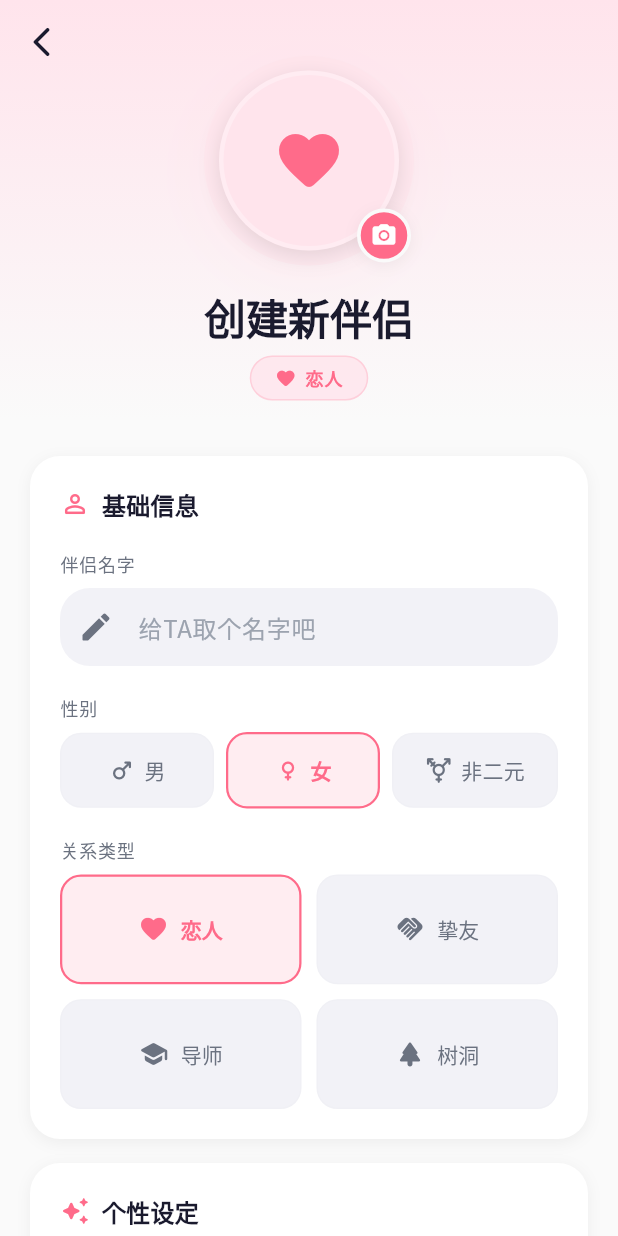
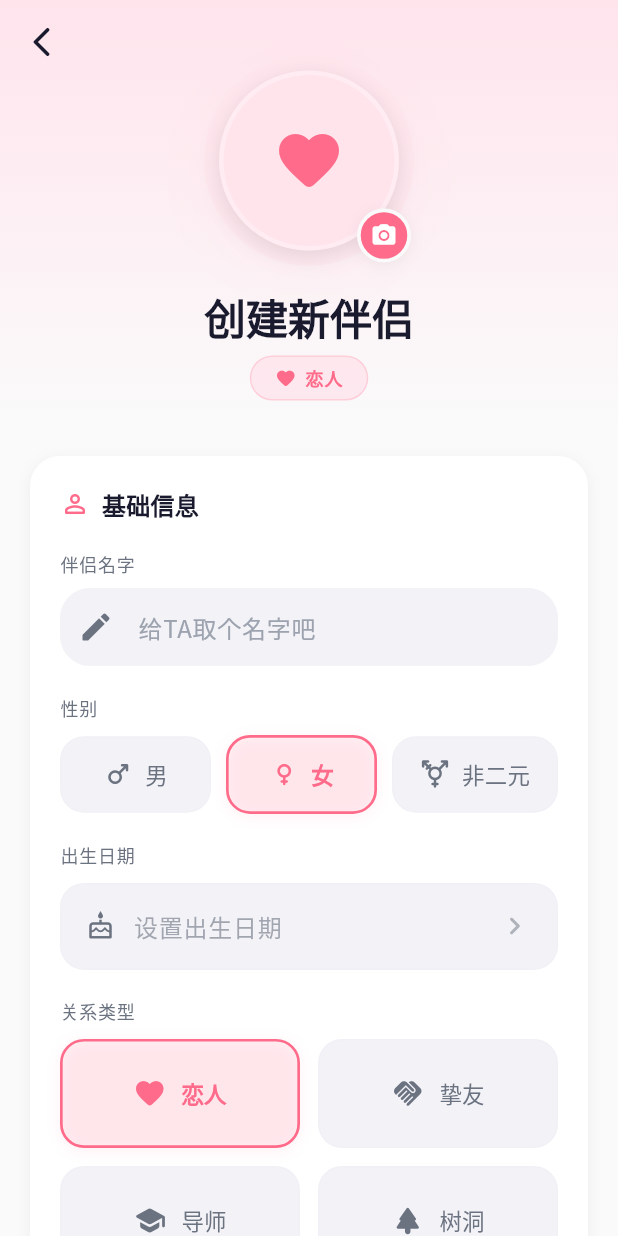
Before and after one commit to eggCodedmb/soulmate-ai-client, a Flutter app: the EditPartnerSheet screen opened directly with empty values, on a phone screen of 412 x 824 dp. Run offline on Flutter 3.47's test engine with Material 3 defaults, Android fonts, the phone set to English and light mode, and no system bars; our stand-ins replace cached_network_image, connectivity_plus, dio, flutter_animate, flutter_riverpod, flutter_secure_storage and 10 more; missing offline and left inert: record; accounts and stored records are empty.

```diff
--- a/lib/core/network/api_service.dart
+++ b/lib/core/network/api_service.dart
@@ -530,6 +530,7 @@ class CreateCompanionRequest {
   final List<String>? personalityKeys;
   final String? speakingStyle;
   final String? description;
+  final DateTime? birthday;
   final TtsConfig? ttsConfig;
 
   CreateCompanionRequest({
@@ -539,6 +540,7 @@ class CreateCompanionRequest {
     this.personalityKeys,
     this.speakingStyle,
     this.description,
+    this.birthday,
     this.ttsConfig,
   });
 
@@ -549,6 +551,7 @@ class CreateCompanionRequest {
     if (personalityKeys != null) 'personalityKeys': personalityKeys,
     if (speakingStyle != null) 'speakingStyle': speakingStyle,
     if (description != null) 'description': description,
+    'birthday': birthday?.toIso8601String(),
     if (ttsConfig != null) 'ttsConfig': ttsConfig!.toJson(),
   };
 }
--- a/lib/features/chat/chat_page.dart
+++ b/lib/features/chat/chat_page.dart
@@ -320,9 +320,9 @@ class _ChatPageState extends ConsumerState<ChatPage> {
 
         await _refreshMessages();
 
-        // 最后触发一次全量生成。如果还在播放占位符段落，就不自动播放，避免中断。
-        final isPlayingPlaceholder = ref.read(ttsProvider).playingMessageKey == '${_conversationId}_0';
-        _autoGenerateTts(buffer.toString(), autoPlay: !isPlayingPlaceholder);
+        // 最后触发一次全量生成以持久化完整缓存。
+        // 设置 autoPlay: false，因为此时可能正在播放流式片段，不应中断。
+        _autoGenerateTts(buffer.toString(), autoPlay: false);
       } else if (!hasError && buffer.isEmpty) {
         // AI 没返回任何内容，确保移除可能的空占位
         debugPrint('AI未返回任何内容，移除空占位');
--- a/lib/features/partner/edit_partner_sheet.dart
+++ b/lib/features/partner/edit_partner_sheet.dart
@@ -67,6 +67,7 @@ class _EditPartnerSheetState extends ConsumerState<EditPartnerSheet> {
   late List<String> _selectedPersonalities;
   late String _selectedSpeakingStyle;
   late String? _currentAvatarUrl;
+  DateTime? _selectedBirthday;
   bool _isSaving = false;
   bool _isUploadingAvatar = false;
 
@@ -126,6 +127,7 @@ class _EditPartnerSheetState extends ConsumerState<EditPartnerSheet> {
     _selectedPersonalities = c != null ? List.from(c.personalityKeys) : [];
     _selectedSpeakingStyle = c?.speakingStyle ?? 'casual';
     _currentAvatarUrl = c?.avatarUrl;
+    _selectedBirthday = c?.birthday;
     _ttsEnabled = c?.ttsConfig?.enabled ?? false;
     _ttsConfig = c?.ttsConfig ?? TtsConfig();
 
@@ -180,6 +182,7 @@ class _EditPartnerSheetState extends ConsumerState<EditPartnerSheet> {
         _selectedRelationship != c.relationshipType ||
         _selectedSpeakingStyle != c.speakingStyle ||
         _currentAvatarUrl != c.avatarUrl ||
+        _selectedBirthday != c.birthday ||
         _ttsEnabled != currentTtsEnabled ||
         (_ttsEnabled && _ttsConfig.profileId != c.ttsConfig?.profileId) ||
         !_listEquals(_selectedPersonalities, c.personalityKeys);
@@ -335,6 +338,33 @@ class _EditPartnerSheetState extends ConsumerState<EditPartnerSheet> {
     );
   }
 
+  // ==================== 出生日期选择 ====================
+
+  Future<void> _selectBirthday() async {
+    final initialDate = _selectedBirthday ?? DateTime(2000, 1, 1);
+    final picked = await showDatePicker(
+      context: context,
+      initialDate: initialDate,
+      firstDate: DateTime(1900),
+      lastDate: DateTime.now(),
+      locale: const Locale('zh', 'CN'),
+      builder: (context, child) {
+        return Theme(
+          data: Theme.of(context).copyWith(
+            colorScheme: Theme.of(context).colorScheme.copyWith(
+                  surface: Theme.of(context).colorScheme.surface,
+                ),
+          ),
+          child: child!,
+        );
+      },
+    );
+
+    if (mounted && picked != null && picked != _selectedBirthday) {
+      setState(() => _selectedBirthday = picked);
+    }
+  }
+
   // ==================== 保存逻辑 ====================
 
   Future<void> _save() async {
@@ -348,7 +378,7 @@ class _EditPartnerSheetState extends ConsumerState<EditPartnerSheet> {
       if (_isCreateMode) {
         // 创建模式
         final ttsConfig = _ttsEnabled ? _ttsConfig.copyWith(enabled: true) : null;
-        await apiService.createCompanion(
+        final newCompanion = await apiService.createCompanion(
           CreateCompanionRequest(
             name: _nameController.text.trim(),
             gender: _selectedGender,
@@ -358,19 +388,16 @@ class _EditPartnerSheetState extends ConsumerState<EditPartnerSheet> {
             description: _descriptionController.text.trim().isEmpty
                 ? null
                 : _descriptionController.text.trim(),
+            birthday: _selectedBirthday,
             ttsConfig: ttsConfig,
           ),
         );
 
-        // 如果创建时选了头像，创建成功后需要获取伴侣并更新头像
+        // 如果创建时选了头像，创建成功后需要更新头像
         // （createCompanion 不支持 avatarUrl 参数）
         if (_currentAvatarUrl != null && _currentAvatarUrl!.isNotEmpty) {
           try {
-            final companions = await apiService.getCompanionList();
-            if (companions.isNotEmpty) {
-              final newest = companions.last;
-              await apiService.updateCompanionAvatar(newest.id, _currentAvatarUrl);
-            }
+            await apiService.updateCompanionAvatar(newCompanion.id, _currentAvatarUrl);
           } catch (_) {
             // 头像更新失败不影响主流程
           }
@@ -392,6 +419,7 @@ class _EditPartnerSheetState extends ConsumerState<EditPartnerSheet> {
               : _descriptionController.text.trim(),
           avatarUrl: _currentAvatarUrl,
           themeColor: c.themeColor,
+          birthday: _selectedBirthday,
           status: c.status,
           companionOrder: c.companionOrder,
           ttsConfig: ttsConfig,
@@ -428,13 +456,15 @@ class _EditPartnerSheetState extends ConsumerState<EditPartnerSheet> {
     final isLight = Theme.of(context).brightness == Brightness.light;
     final scheme = Theme.of(context).colorScheme;
     final personalityColors = AppColors.personalityColors;
+    final apiClient = ref.watch(apiClientProvider);
+    final ttsApi = ref.watch(ttsApiProvider);
 
     return Scaffold(
       backgroundColor: scheme.surface,
       body: CustomScrollView(
         slivers: [
           // Hero Header
-          _buildSliverAppBar(isLight, scheme, personalityColors),
+          _buildSliverAppBar(isLight, scheme, personalityColors, apiClient),
           SliverToBoxAdapter(
             child: Padding(
               padding: const EdgeInsets.symmetric(horizontal: 20),
@@ -451,6 +481,8 @@ class _EditPartnerSheetState extends ConsumerState<EditPartnerSheet> {
                       _buildNameField(scheme),
                       const SizedBox(height: 20),
                       _buildGenderSelector(scheme),
+                      const SizedBox(height: 20),
+                      _buildBirthdayField(scheme),
                       const SizedBox(height: 20),
                       _buildRelationshipSelector(scheme, personalityColors, isLight),
                     ],
@@ -490,7 +522,7 @@ class _EditPartnerSheetState extends ConsumerState<EditPartnerSheet> {
                       _buildTtsToggle(scheme, isLight),
                       if (_ttsEnabled) ...[
                         const SizedBox(height: 20),
-                        _buildVoiceProfilePicker(scheme, isLight),
+                        _buildVoiceProfilePicker(scheme, isLight, ttsApi),
                         if (_ttsConfig.profileId != null) ...[
                           const SizedBox(height: 20),
                           _buildTtsLanguageSelector(scheme),
@@ -522,6 +554,7 @@ class _EditPartnerSheetState extends ConsumerState<EditPartnerSheet> {
     bool isLight,
     ColorScheme scheme,
     Map<String, PersonalityColors> personalityColors,
+    ApiClient apiClient,
   ) {
     final personalityKey = _selectedPersonalities.isNotEmpty
         ? _selectedPersonalities.first
@@ -556,7 +589,7 @@ class _EditPartnerSheetState extends ConsumerState<EditPartnerSheet> {
               children: [
                 const SizedBox(height: 24),
                 // 头像区域
-                _buildHeroAvatar(avatarUrl, colors, isLight, scheme),
+                _buildHeroAvatar(avatarUrl, colors, isLight, scheme, apiClient),
                 const SizedBox(height: 16),
                 // 伴侣名字
                 Text(
@@ -586,6 +619,7 @@ class _EditPartnerSheetState extends ConsumerState<EditPartnerSheet> {
     PersonalityColors colors,
     bool isLight,
     ColorScheme scheme,
+    ApiClient apiClient,
   ) {
     return GestureDetector(
       onTap: _isUploadingAvatar ? null : _showAvatarOptions,
@@ -630,7 +664,7 @@ class _EditPartnerSheetState extends ConsumerState<EditPartnerSheet> {
                 child: ClipOval(
                   child: avatarUrl != null && avatarUrl.isNotEmpty
                       ? Image.network(
-                          ref.read(apiClientProvider).getFullUrl(avatarUrl),
+                          apiClient.getFullUrl(avatarUrl),
                           width: 120,
                           height: 120,
                           fit: BoxFit.cover,
@@ -827,50 +861,63 @@ class _EditPartnerSheetState extends ConsumerState<EditPartnerSheet> {
             letterSpacing: 0.5,
           ),
         ),
-        const SizedBox(height: 8),
+        const SizedBox(height: 10),
         Row(
           children: _genders.map((gender) {
             final isSelected = _selectedGender == gender['value'];
             return Expanded(
               child: Padding(
                 padding: EdgeInsets.only(
-                  right: gender != _genders.last ? 8 : 0,
+                  right: gender != _genders.last ? 10 : 0,
                 ),
-                child: GestureDetector(
+                child: Material(
+                  color: Colors.transparent,
+                  child: InkWell(
                     onTap: () {
                       HapticFeedback.lightImpact();
                       setState(() => _selectedGender = gender['value'] as int);
                     },
+                    borderRadius: BorderRadius.circular(16),
                     child: AnimatedContainer(
-                    duration: const Duration(milliseconds: 200),
-                    curve: Curves.easeInOut,
+                      duration: const Duration(milliseconds: 250),
+                      curve: Curves.easeOutCubic,
                       padding: const EdgeInsets.symmetric(vertical: 14),
                       decoration: BoxDecoration(
                         color: isSelected
-                          ? scheme.primary.withOpacity(0.12)
+                            ? scheme.primary.withOpacity(0.08)
                             : scheme.surfaceContainerLow,
-                      borderRadius: BorderRadius.circular(14),
+                        borderRadius: BorderRadius.circular(16),
                         border: Border.all(
                           color: isSelected
                               ? scheme.primary
-                            : scheme.outline.withOpacity(0.15),
-                        width: isSelected ? 1.5 : 1,
+                              : scheme.outline.withOpacity(0.12),
+                          width: isSelected ? 1.8 : 1,
                         ),
+                        boxShadow: isSelected
+                            ? [
+                                BoxShadow(
+                                  color: scheme.primary.withOpacity(0.1),
+                                  blurRadius: 8,
+                                  offset: const Offset(0, 2),
+                                )
+                              ]
+                            : null,
                       ),
                       child: Row(
                         mainAxisAlignment: MainAxisAlignment.center,
                         children: [
                           Icon(
                             gender['icon'] as IconData,
-                          size: 18,
+                            size: 20,
                             color: isSelected ? scheme.primary : scheme.onSurfaceVariant,
                           ),
-                        const SizedBox(width: 6),
+                          const SizedBox(width: 8),
                           Text(
                             gender['label'] as String,
                             style: Theme.of(context).textTheme.labelLarge?.copyWith(
                               color: isSelected ? scheme.primary : scheme.onSurfaceVariant,
                               fontWeight: isSelected ? FontWeight.w600 : FontWeight.w500,
+                              fontSize: 15,
                             ),
                           ),
                         ],
@@ -878,8 +925,69 @@ class _EditPartnerSheetState extends ConsumerState<EditPartnerSheet> {
                     ),
                   ),
                 ),
+              ),
             );
           }).toList(),
+        ),
+      ],
+    );
+  }
+
+  Widget _buildBirthdayField(ColorScheme scheme) {
+    final birthdayStr = _selectedBirthday != null
+        ? '${_selectedBirthday!.year}年${_selectedBirthday!.month}月${_selectedBirthday!.day}日'
+        : '设置出生日期';
+
+    return Column(
+      crossAxisAlignment: CrossAxisAlignment.start,
+      children: [
+        Text(
+          '出生日期',
+          style: Theme.of(context).textTheme.bodySmall?.copyWith(
+            color: scheme.onSurfaceVariant,
+            letterSpacing: 0.5,
+          ),
+        ),
+        const SizedBox(height: 10),
+        Material(
+          color: Colors.transparent,
+          child: InkWell(
+            onTap: _selectBirthday,
+            borderRadius: BorderRadius.circular(16),
+            child: Container(
+              padding: const EdgeInsets.symmetric(horizontal: 16, vertical: 16),
+              decoration: BoxDecoration(
+                color: scheme.surfaceContainerLow,
+                borderRadius: BorderRadius.circular(16),
+                border: Border.all(
+                  color: scheme.outline.withOpacity(0.12),
+                  width: 1,
+                ),
+              ),
+              child: Row(
+                children: [
+                  Icon(Icons.cake_outlined, size: 20, color: scheme.onSurfaceVariant),
+                  const SizedBox(width: 12),
+                  Expanded(
+                    child: Text(
+                      birthdayStr,
+                      style: Theme.of(context).textTheme.bodyLarge?.copyWith(
+                        color: _selectedBirthday != null
+                            ? scheme.onSurface
+                            : scheme.onSurfaceVariant.withOpacity(0.6),
+                        fontWeight: _selectedBirthday != null ? FontWeight.w500 : FontWeight.normal,
+                      ),
+                    ),
+                  ),
+                  Icon(
+                    Icons.chevron_right_rounded,
+                    size: 24,
+                    color: scheme.onSurfaceVariant.withOpacity(0.5),
+                  ),
+                ],
+              ),
+            ),
+          ),
         ),
       ],
     );
@@ -900,54 +1008,68 @@ class _EditPartnerSheetState extends ConsumerState<EditPartnerSheet> {
             letterSpacing: 0.5,
           ),
         ),
-        const SizedBox(height: 8),
+        const SizedBox(height: 10),
         GridView.count(
           crossAxisCount: 2,
           shrinkWrap: true,
           physics: const NeverScrollableScrollPhysics(),
-          crossAxisSpacing: 10,
-          mainAxisSpacing: 10,
+          crossAxisSpacing: 12,
+          mainAxisSpacing: 12,
           childAspectRatio: 2.2,
           children: _relationships.map((rel) {
             final isSelected = _selectedRelationship == rel['value'];
-            return GestureDetector(
+            return Material(
+              color: Colors.transparent,
+              child: InkWell(
                 onTap: () {
                   HapticFeedback.lightImpact();
                   setState(() => _selectedRelationship = rel['value'] as String);
                 },
+                borderRadius: BorderRadius.circular(16),
                 child: AnimatedContainer(
-                duration: const Duration(milliseconds: 200),
-                curve: Curves.easeInOut,
+                  duration: const Duration(milliseconds: 250),
+                  curve: Curves.easeOutCubic,
                   padding: const EdgeInsets.symmetric(horizontal: 16, vertical: 14),
                   decoration: BoxDecoration(
                     color: isSelected
-                      ? scheme.primary.withOpacity(0.12)
+                        ? scheme.primary.withOpacity(0.08)
                         : scheme.surfaceContainerLow,
-                  borderRadius: BorderRadius.circular(14),
+                    borderRadius: BorderRadius.circular(16),
                     border: Border.all(
                       color: isSelected
                           ? scheme.primary
-                        : scheme.outline.withOpacity(0.15),
-                    width: isSelected ? 1.5 : 1,
+                          : scheme.outline.withOpacity(0.12),
+                      width: isSelected ? 1.8 : 1,
                     ),
+                    boxShadow: isSelected
+                        ? [
+                            BoxShadow(
+                              color: scheme.primary.withOpacity(0.1),
+                              blurRadius: 8,
+                              offset: const Offset(0, 2),
+                            )
+                          ]
+                        : null,
                   ),
                   child: Row(
                     mainAxisAlignment: MainAxisAlignment.center,
                     children: [
                       Icon(
                         rel['icon'] as IconData,
-                      size: 20,
+                        size: 22,
                         color: isSelected ? scheme.primary : scheme.onSurfaceVariant,
                       ),
-                    const SizedBox(width: 8),
+                      const SizedBox(width: 10),
                       Text(
                         rel['label'] as String,
                         style: Theme.of(context).textTheme.labelLarge?.copyWith(
                           color: isSelected ? scheme.primary : scheme.onSurfaceVariant,
                           fontWeight: isSelected ? FontWeight.w600 : FontWeight.w500,
+                          fontSize: 15,
                         ),
                       ),
                     ],
+                  ),
                 ),
               ),
             );
@@ -1110,9 +1232,7 @@ class _EditPartnerSheetState extends ConsumerState<EditPartnerSheet> {
     );
   }
 
-  Widget _buildVoiceProfilePicker(ColorScheme scheme, bool isLight) {
-    final ttsApi = ref.read(ttsApiProvider);
-
+  Widget _buildVoiceProfilePicker(ColorScheme scheme, bool isLight, dynamic ttsApi) {
     if (!ttsApi.isConfigured) {
       return Container(
         padding: const EdgeInsets.all(16),
--- a/lib/shared/models/companion.dart
+++ b/lib/shared/models/companion.dart
@@ -11,6 +11,7 @@ class Companion {
   final String speakingStyle;
   final String? avatarUrl;
   final String? themeColor;
+  final DateTime? birthday;
   final int status;
   final int companionOrder;
   final List<String> personalityKeys;
@@ -28,6 +29,7 @@ class Companion {
     this.speakingStyle = 'casual',
     this.avatarUrl,
     this.themeColor,
+    this.birthday,
     this.status = 1,
     this.companionOrder = 0,
     this.personalityKeys = const [],
@@ -47,6 +49,7 @@ class Companion {
       speakingStyle: json['speakingStyle'] as String? ?? 'casual',
       avatarUrl: json['avatarUrl'] as String?,
       themeColor: json['themeColor'] as String?,
+      birthday: json['birthday'] != null ? DateTime.parse(json['birthday'] as String) : null,
       status: (json['status'] as num?)?.toInt() ?? 1,
       companionOrder: (json['companionOrder'] as num?)?.toInt() ?? 0,
       personalityKeys: (json['personalityKeys'] as List<dynamic>?)
@@ -75,6 +78,7 @@ class Companion {
     'speakingStyle': speakingStyle,
     'avatarUrl': avatarUrl,
     'themeColor': themeColor,
+    'birthday': birthday?.toIso8601String(),
     'status': status,
     'companionOrder': companionOrder,
     'personalityKeys': personalityKeys,
--- a/pubspec.yaml
+++ b/pubspec.yaml
@@ -8,6 +8,8 @@ environment:
 
 dependencies:
   flutter:
+    sdk: flutter
+  flutter_localizations:
     sdk: flutter
 
   # State Management & DI
@@ -51,7 +53,7 @@ dependencies:
   webview_flutter: ^4.10.0
 
   # Utilities
-  intl: ^0.19.0
+  intl: ^0.20.2
   url_launcher: ^6.3.1
   permission_handler: ^11.3.1
   google_fonts: ^6.2.1
```
Also changed, not shown: lib/app.dart (+10 -0 lines), lib/features/chat/tts_audio_service.dart (+29 -19 lines), lib/features/chat/tts_provider.dart (+29 -11 lines), lib/features/partner/partner_detail_page.dart (+9 -0 lines), pubspec.lock. Lines whose indentation alone changed are shown as unchanged.
